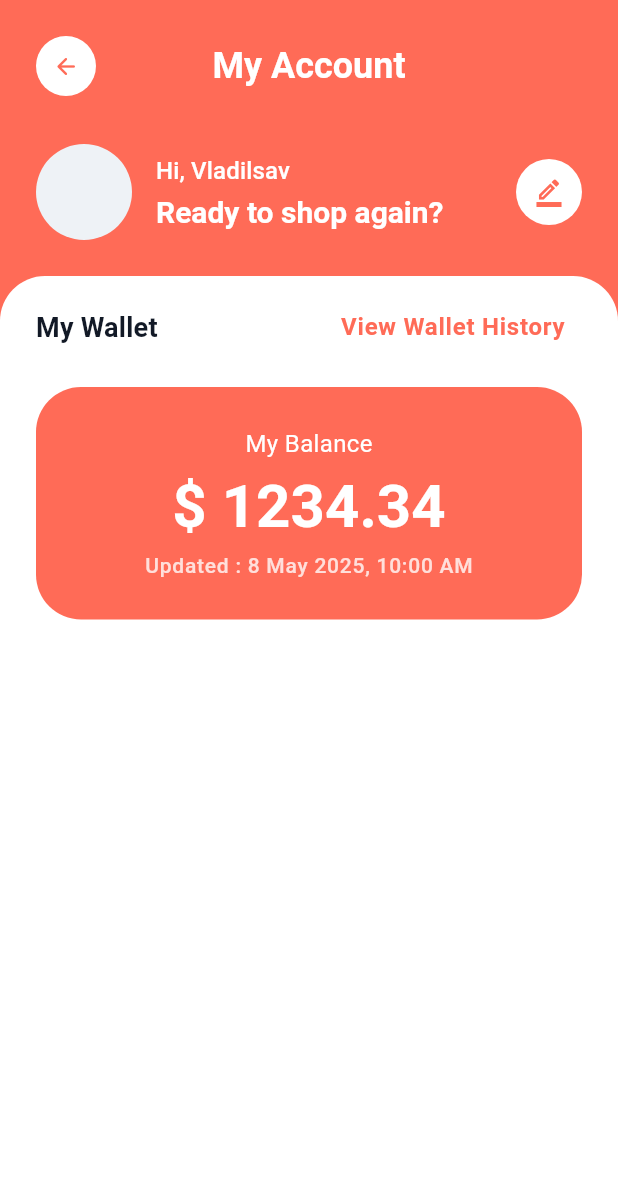
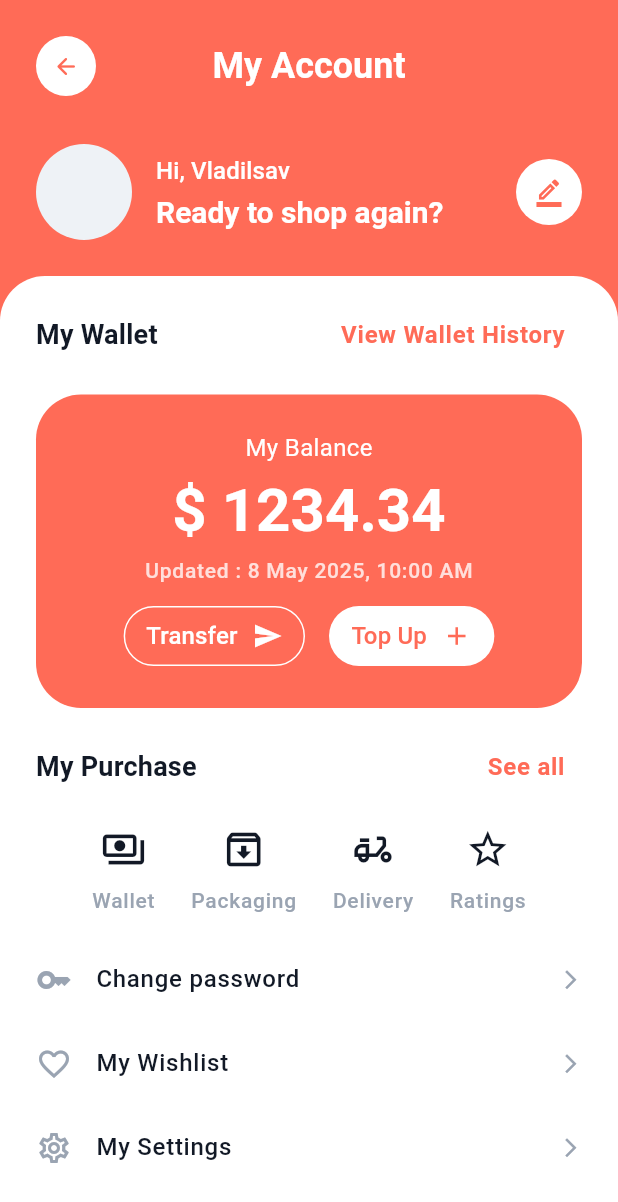
Before and after one commit to VladIsLuv-N/ecommerce-apple-tech, a Flutter app: the ProfilePage screen opened directly, on a phone screen of 412 x 824 dp. Shown: the top 1202 px of the screen. Run offline on Flutter 3.47's test engine with Material 3 defaults, Android fonts, the phone set to English and light mode, and no system bars; our stand-ins replace cached_network_image, cloud_firestore, firebase_auth, firebase_core, flutter_bloc, flutter_svg and 3 more; accounts and stored records are empty.

Commit message:
profile: UI

```diff
--- a/lib/core/theme/app_color_sheme.dart
+++ b/lib/core/theme/app_color_sheme.dart
@@ -17,7 +17,8 @@ class AppColorSheme {
     surface: AppColors.secondaryDarkColor,
     onSurface: AppColors.whiteColor,
 
-    primaryContainer: AppColors.greyDark
+    primaryContainer: AppColors.greyDark,
+    secondaryContainer: AppColors.mainTextColor,
   );
 
   static const dark = ColorScheme(
--- a/lib/features/home/presentation/pages/home_page.dart
+++ b/lib/features/home/presentation/pages/home_page.dart
@@ -58,10 +58,7 @@ class HomePage extends StatelessWidget {
             icon: const Icon(Icons.shopping_cart_outlined),
           ),
           IconButton(
-            onPressed: () {
-              context.read<AuthCubit>().signOut();
-              context.goNamed('onboardingFirst');
-            },
+            onPressed: () {},
             icon: const Icon(Icons.notifications_outlined),
           ),
         ],
--- a/lib/features/profile/presentation/pages/profile_page.dart
+++ b/lib/features/profile/presentation/pages/profile_page.dart
@@ -11,14 +11,9 @@ class ProfilePage extends StatelessWidget {
 
     return Scaffold(
       backgroundColor: theme.colorScheme.primary,
-      body: SafeArea(
+      body: const SafeArea(
         bottom: false,
-        child: Column(
-          children: [
-            const ProfileHeader(),
-            const ProfileBody(),
-          ],
-        ),
+        child: Column(children: [ProfileHeader(), ProfileBody()]),
       ),
     );
   }
--- /dev/null
+++ b/lib/features/profile/presentation/widgets/my_purchase_section.dart
@@ -0,0 +1,51 @@
+import 'package:ecommerce_apple_tech_app/core/common/widgets/section_header_widget.dart';
+import 'package:flutter/material.dart';
+
+class MyPurchaseSection extends StatelessWidget {
+  const MyPurchaseSection({super.key});
+
+  @override
+  Widget build(BuildContext context) {
+    return const Column(
+      children: [
+        SectionHeaderWidget(title: 'My Purchase', buttonTitle: 'See all'),
+        SizedBox(height: 16),
+        Row(
+          mainAxisAlignment: .center,
+          children: [
+            _PurchaseItem(title: 'Wallet', icon: Icons.payments_outlined),
+            SizedBox(width: 24),
+            _PurchaseItem(title: 'Packaging', icon: Icons.archive_outlined),
+            SizedBox(width: 24),
+            _PurchaseItem(
+              title: 'Delivery',
+              icon: Icons.delivery_dining_outlined,
+            ),
+            SizedBox(width: 24),
+            _PurchaseItem(title: 'Ratings', icon: Icons.star_outline),
+          ],
+        ),
+      ],
+    );
+  }
+}
+
+class _PurchaseItem extends StatelessWidget {
+  final String title;
+  final IconData icon;
+
+  const _PurchaseItem({required this.title, required this.icon});
+
+  @override
+  Widget build(BuildContext context) {
+    final theme = Theme.of(context);
+
+    return Column(
+      children: [
+        Icon(icon, size: 30, color: theme.colorScheme.secondaryContainer),
+        const SizedBox(height: 10),
+        Text(title, style: theme.textTheme.labelMedium),
+      ],
+    );
+  }
+}
--- a/lib/features/profile/presentation/widgets/my_wallet_section.dart
+++ b/lib/features/profile/presentation/widgets/my_wallet_section.dart
@@ -17,7 +17,7 @@ class MyWalletSection extends StatelessWidget {
         ),
         const SizedBox(height: 16),
         Container(
-          padding: const EdgeInsets.all(26),
+          padding: const EdgeInsets.all(24),
           width: double.infinity,
           decoration: BoxDecoration(
             color: theme.colorScheme.primary,
@@ -43,6 +43,58 @@ class MyWalletSection extends StatelessWidget {
                   color: theme.colorScheme.onPrimary.withAlpha(200),
                 ),
               ),
+              const SizedBox(height: 10),
+              Row(
+                mainAxisAlignment: .center,
+                children: [
+                  ElevatedButton(
+                    onPressed: () {},
+                    style: ButtonStyle(
+                      side: WidgetStatePropertyAll(
+                        BorderSide(color: theme.colorScheme.onPrimary),
+                      ),
+                      padding: const WidgetStatePropertyAll(
+                        EdgeInsets.symmetric(horizontal: 15),
+                      ),
+                      backgroundColor: const WidgetStatePropertyAll(
+                        Colors.transparent,
+                      ),
+                      foregroundColor: WidgetStatePropertyAll(
+                        theme.colorScheme.onPrimary,
+                      ),
+                    ),
+                    child: const Row(
+                      children: [
+                        Text('Transfer'),
+                        SizedBox(width: 10),
+                        Icon(Icons.send, size: 20),
+                      ],
+                    ),
+                  ),
+                  const SizedBox(width: 16),
+                  ElevatedButton(
+                    onPressed: () {},
+                    style: ButtonStyle(
+                      padding: const WidgetStatePropertyAll(
+                        EdgeInsets.symmetric(horizontal: 15),
+                      ),
+                      backgroundColor: WidgetStatePropertyAll(
+                        theme.colorScheme.onPrimary,
+                      ),
+                      foregroundColor: WidgetStatePropertyAll(
+                        theme.colorScheme.primary,
+                      ),
+                    ),
+                    child: const Row(
+                      children: [
+                        Text('Top Up'),
+                        SizedBox(width: 10),
+                        Icon(Icons.add, size: 20),
+                      ],
+                    ),
+                  ),
+                ],
+              ),
             ],
           ),
         ),
--- a/lib/features/profile/presentation/widgets/profile_body.dart
+++ b/lib/features/profile/presentation/widgets/profile_body.dart
@@ -1,11 +1,18 @@
+import 'package:ecommerce_apple_tech_app/features/auth/presentation/cubit/auth_cubit.dart';
+import 'package:ecommerce_apple_tech_app/features/profile/presentation/widgets/my_purchase_section.dart';
 import 'package:ecommerce_apple_tech_app/features/profile/presentation/widgets/my_wallet_section.dart';
+import 'package:ecommerce_apple_tech_app/features/profile/presentation/widgets/profile_menu_item.dart';
 import 'package:flutter/material.dart';
+import 'package:flutter_bloc/flutter_bloc.dart';
+import 'package:go_router/go_router.dart';
 
 class ProfileBody extends StatelessWidget {
   const ProfileBody({super.key});
 
   @override
   Widget build(BuildContext context) {
+    final theme = Theme.of(context);
+
     return Expanded(
       child: Container(
         width: double.infinity,
@@ -17,8 +24,47 @@ class ProfileBody extends StatelessWidget {
           ),
         ),
         child: SingleChildScrollView(
-          padding: const EdgeInsets.all(24).copyWith(top: 10),
-          child: const Column(children: [MyWalletSection()]),
+          padding: const EdgeInsets.all(24).copyWith(top: 15),
+          child: Column(
+            children: [
+              const MyWalletSection(),
+              const SizedBox(height: 15),
+              const MyPurchaseSection(),
+              const SizedBox(height: 15),
+              const MenuItem(title: 'Change password', icon: Icons.key),
+              const MenuItem(
+                title: 'My Wishlist',
+                icon: Icons.favorite_outline,
+              ),
+              const MenuItem(
+                title: 'My Settings',
+                icon: Icons.settings_outlined,
+              ),
+              const SizedBox(height: 15),
+              ListTile(
+                onTap: () {
+                  context.read<AuthCubit>().signOut();
+                  context.goNamed('onboardingFirst');
+                },
+                contentPadding: const EdgeInsets.all(0),
+                leading: Icon(
+                  Icons.power_settings_new,
+                  color: theme.colorScheme.error,
+                ),
+                title: Text(
+                  'Logout',
+                  style: theme.textTheme.bodyLarge!.copyWith(
+                    color: theme.colorScheme.error,
+                  ),
+                ),
+                trailing: Icon(
+                  Icons.arrow_forward_ios,
+                  size: 15,
+                  color: theme.colorScheme.error,
+                ),
+              ),
+            ],
+          ),
         ),
       ),
     );
--- /dev/null
+++ b/lib/features/profile/presentation/widgets/profile_menu_item.dart
@@ -0,0 +1,25 @@
+import 'package:flutter/material.dart';
+
+class MenuItem extends StatelessWidget {
+  final String title;
+  final IconData icon;
+
+  const MenuItem({super.key, required this.title, required this.icon});
+
+  @override
+  Widget build(BuildContext context) {
+    final theme = Theme.of(context);
+
+    return ListTile(
+      onTap: () {},
+      contentPadding: const EdgeInsets.all(0),
+      leading: Icon(icon, color: theme.colorScheme.surface),
+      title: Text(title, style: theme.textTheme.bodyLarge),
+      trailing: Icon(
+        Icons.arrow_forward_ios,
+        size: 15,
+        color: theme.colorScheme.surface,
+      ),
+    );
+  }
+}
```
Also changed, not shown: 1 other file.
